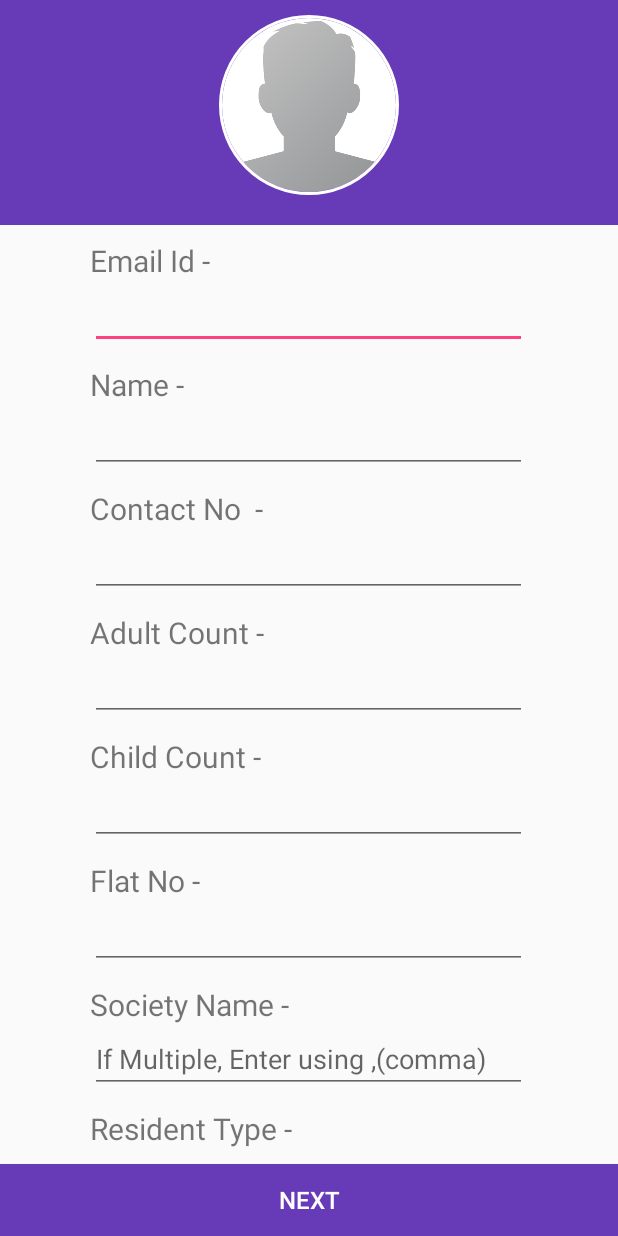
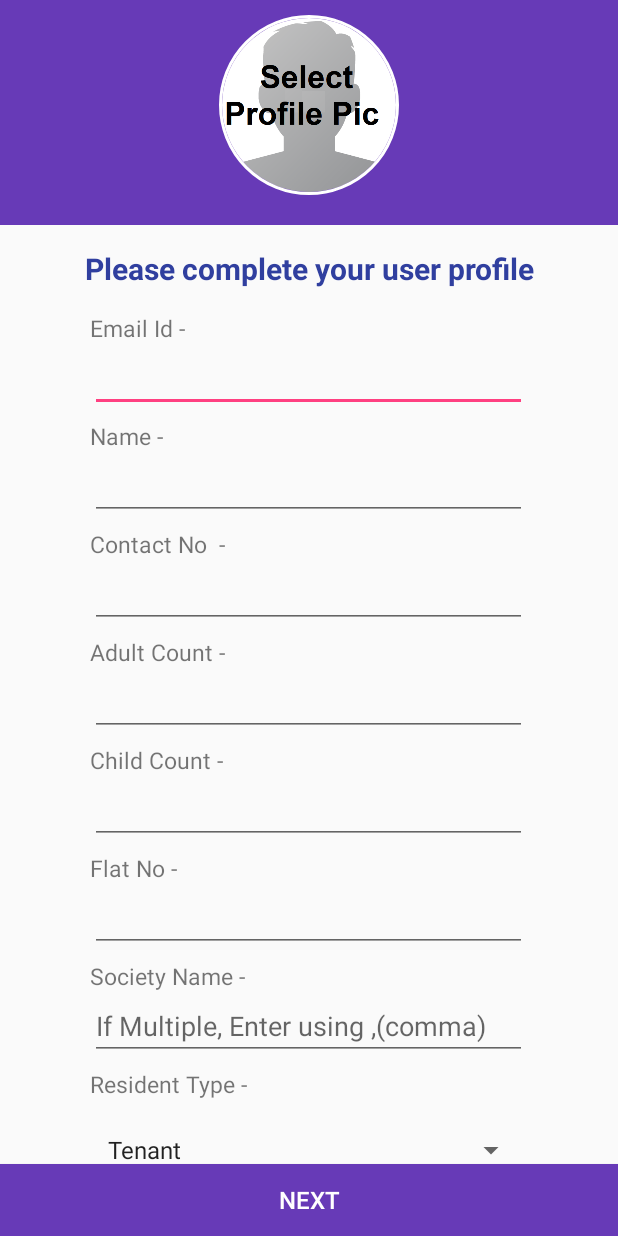
Before and after one commit to Praveen101997/ResidentialWelfareAssociationApp, an Android app: the UserDetailEntry screen opened directly, with no data from a screen before it, on a phone screen of 412 x 824 dp. Run offline under Robolectric (Android 15) with nearby library versions, the phone set to English and light mode, and no system bars; our stand-ins replace CircleImageView, Firebase (no records; nobody signed in at launch, a user with empty details on screens opened directly), Picasso; libraries missing offline, so code that uses them is left out: com.yalantis.ucrop.

Commit message:
Stage0.7 Completed

```diff
--- a/app/src/main/java/com/vegabond/residentialwelfareassociation/registerandlogin/UserDetailEntry.java
+++ b/app/src/main/java/com/vegabond/residentialwelfareassociation/registerandlogin/UserDetailEntry.java
@@ -11,6 +11,7 @@ import android.graphics.BitmapFactory;
 import android.net.Uri;
 import android.os.Bundle;
 import android.os.FileUtils;
+import android.util.Log;
 import android.view.View;
 import android.view.inputmethod.InputMethodManager;
 import android.widget.AdapterView;
@@ -23,10 +24,16 @@ import android.widget.Spinner;
 import android.widget.TextView;
 import android.widget.Toast;
 
+import com.google.android.gms.auth.api.signin.GoogleSignInAccount;
 import com.google.android.gms.tasks.Continuation;
 import com.google.android.gms.tasks.OnCompleteListener;
 import com.google.android.gms.tasks.Task;
+import com.google.firebase.auth.FirebaseAuth;
+import com.google.firebase.auth.FirebaseUser;
+import com.google.firebase.database.DatabaseReference;
+import com.google.firebase.database.FirebaseDatabase;
 import com.squareup.picasso.Picasso;
+import com.vegabond.residentialwelfareassociation.MainActivity;
 import com.vegabond.residentialwelfareassociation.R;
 import com.yalantis.ucrop.UCrop;
 
@@ -54,6 +61,10 @@ public class UserDetailEntry extends AppCompatActivity {
 
     ArrayList<String> listResidence=new ArrayList<String>();
     ArrayList<String> listSociety=new ArrayList<String>();
+
+    private FirebaseAuth firebaseAuth;
+    private FirebaseUser user;
+    private String email;
 
     @Override
     protected void onCreate(Bundle savedInstanceState) {
@@ -98,11 +109,57 @@ public class UserDetailEntry extends AppCompatActivity {
         addToSpinner();
         adapterSociety();
 
+
+        firebaseAuth = FirebaseAuth.getInstance();
+        user = firebaseAuth.getCurrentUser();
+        final GoogleSignInAccount googleSignInAccount = getIntent().getParcelableExtra("userGoogle");
+
+        if (user == null) {
+            email = googleSignInAccount.getEmail();
+        } else {
+            email = user.getEmail();
+        }
+
+        ATemailid.setText(email);
+
+        button.setOnClickListener(new View.OnClickListener() {
+            @Override
+            public void onClick(View view) {
+                if (user != null) {
+                    DatabaseReference UserRef = FirebaseDatabase.getInstance().getReference().child("Users").child(user.getUid()).child("regComplete");
+                    UserRef.setValue(true);
+                } else {
+                    DatabaseReference UserRef = FirebaseDatabase.getInstance().getReference().child("Users").child(googleSignInAccount.getEmail().replace(".", "")).child("regComplete");
+                    UserRef.setValue(true);
+                }
+
+
+                String emailid = ATemailid.getText().toString();
+                String name = ATname.getText().toString();
+                String contactno = ATcontact.getText().toString();
+                String adultno = ATadult.getText().toString();
+                String childno = ATchild.getText().toString();
+                String flatno = ATflatno.getText().toString();
+                String ownername = ATownername.getText().toString();
+                int residencetypePos = ATresidenceType.getSelectedItemPosition();
+                String residencetype = listResidence.get(residencetypePos);
+                String societyname = ATsocietyName.getText().toString();
+
+                Log.d("Register", "Email :" + emailid + "\nName :" + name + "\nContact No" + contactno + "\nAdult No :" + adultno + "\nChild No :" + childno + "\nFlat No" + flatno + "\nOwner Name :" + ownername + "\nResidence Type :" + residencetype + "\nSocietyName :" + societyname);
+
+                Toast.makeText(getApplicationContext(), "Email :" + emailid + "\nName :" + name + "\nContact No" + contactno + "\nAdult No :" + adultno + "\nChild No :" + childno + "\nFlat No" + flatno + "\nOwner Name :" + ownername + "\nResidence Type :" + residencetype + "\nSocietyName :" + societyname, Toast.LENGTH_LONG).show();
+
+                startActivity(new Intent(UserDetailEntry.this, MainActivity.class));
+
+
+            }
+        });
+
     }
 
     public void addResidenceAndSociety(){
+        listResidence.add("Tenant");
         listResidence.add("Owner");
-        listResidence.add("Tenant");
 
         listSociety.add("Society1");
         listSociety.add("Society2");
@@ -163,6 +220,7 @@ public class UserDetailEntry extends AppCompatActivity {
         ATsocietyName.setThreshold(2);
         ATownername = findViewById(R.id.up_OwnerName);
         LLOwner = findViewById(R.id.LLOwnerName);
+        button = findViewById(R.id.nextButton);
     }
 
 
--- a/app/src/main/res/layout/activity_user_detail_entry.xml
+++ b/app/src/main/res/layout/activity_user_detail_entry.xml
@@ -35,36 +35,37 @@
     <ScrollView
         android:layout_width="match_parent"
         android:layout_height="wrap_content"
+
         app:layout_constraintTop_toBottomOf="@+id/userPannel"
         >
 
     <LinearLayout
         android:layout_gravity="center"
         android:layout_width="match_parent"
-        android:layout_height="match_parent"
+        android:layout_height="wrap_content"
         android:orientation="vertical"
         app:layout_constraintTop_toBottomOf="@+id/userPannel"
         >
 
-        <!--<TextView-->
-            <!--android:layout_marginTop="20dp"-->
-            <!--android:layout_width="wrap_content"-->
-            <!--android:layout_height="wrap_content"-->
-            <!--android:layout_gravity="center"-->
-            <!--android:fontFamily="sans-serif"-->
-            <!--android:gravity="center"-->
-            <!--android:padding="10dp"-->
-            <!--android:textStyle="bold"-->
-            <!--android:textColor="@color/colorPrimaryDark"-->
-            <!--android:text="Please complete your user profile"-->
-            <!--android:textSize="30dp" />-->
+        <TextView
+            android:layout_width="wrap_content"
+            android:layout_height="wrap_content"
+            android:layout_gravity="center"
+            android:layout_marginTop="5dp"
+            android:fontFamily="sans-serif"
+            android:gravity="center"
+            android:padding="10dp"
+            android:text="Please complete your user profile"
+            android:textColor="@color/colorPrimaryDark"
+            android:textSize="20sp"
+            android:textStyle="bold" />
 
 
         <LinearLayout
             android:layout_width="291dp"
             android:layout_height="wrap_content"
             android:layout_marginLeft="50dp"
-            android:layout_marginTop="10dp"
+            android:layout_marginTop="5dp"
             android:layout_marginRight="50dp"
             android:layout_gravity="center"
             android:orientation="vertical">
@@ -73,7 +74,7 @@
                 android:layout_width="wrap_content"
                 android:layout_height="wrap_content"
                 android:text="Email Id - "
-                android:textSize="20dp" />
+                android:textSize="15dp" />
 
             <AutoCompleteTextView
                 android:id="@+id/up_Email"
@@ -86,7 +87,7 @@
             android:layout_width="291dp"
             android:layout_height="wrap_content"
             android:layout_marginLeft="50dp"
-            android:layout_marginTop="10dp"
+            android:layout_marginTop="5dp"
             android:layout_marginRight="50dp"
             android:layout_gravity="center"
             android:orientation="vertical">
@@ -95,7 +96,7 @@
                 android:layout_width="wrap_content"
                 android:layout_height="wrap_content"
                 android:text="Name - "
-                android:textSize="20dp" />
+                android:textSize="15dp" />
 
             <AutoCompleteTextView
             android:id="@+id/up_Name"
@@ -109,7 +110,7 @@
             android:layout_width="291dp"
             android:layout_height="wrap_content"
             android:layout_marginLeft="50dp"
-            android:layout_marginTop="10dp"
+            android:layout_marginTop="5dp"
             android:layout_marginRight="50dp"
             android:layout_gravity="center"
             android:orientation="vertical">
@@ -118,7 +119,7 @@
                 android:layout_width="wrap_content"
                 android:layout_height="wrap_content"
                 android:text="Contact No  - "
-                android:textSize="20dp" />
+                android:textSize="15dp" />
 
             <AutoCompleteTextView
                 android:id="@+id/up_MobileNo"
@@ -133,7 +134,7 @@
             android:layout_width="291dp"
             android:layout_height="wrap_content"
             android:layout_marginLeft="50dp"
-            android:layout_marginTop="10dp"
+            android:layout_marginTop="5dp"
             android:layout_marginRight="50dp"
             android:layout_gravity="center"
             android:orientation="vertical">
@@ -142,7 +143,7 @@
                 android:layout_width="wrap_content"
                 android:layout_height="wrap_content"
                 android:text="Adult Count - "
-                android:textSize="20dp" />
+                android:textSize="15dp" />
 
             <AutoCompleteTextView
                 android:id="@+id/up_AdultCount"
@@ -157,7 +158,7 @@
             android:layout_width="291dp"
             android:layout_height="wrap_content"
             android:layout_marginLeft="50dp"
-            android:layout_marginTop="10dp"
+            android:layout_marginTop="5dp"
             android:layout_marginRight="50dp"
             android:layout_gravity="center"
             android:orientation="vertical">
@@ -166,7 +167,7 @@
                 android:layout_width="wrap_content"
                 android:layout_height="wrap_content"
                 android:text="Child Count - "
-                android:textSize="20dp" />
+                android:textSize="15dp" />
 
             <AutoCompleteTextView
                 android:id="@+id/up_ChildCount"
@@ -181,7 +182,7 @@
             android:layout_width="291dp"
             android:layout_height="wrap_content"
             android:layout_marginLeft="50dp"
-            android:layout_marginTop="10dp"
+            android:layout_marginTop="5dp"
             android:layout_marginRight="50dp"
             android:layout_gravity="center"
             android:orientation="vertical">
@@ -190,7 +191,7 @@
                 android:layout_width="wrap_content"
                 android:layout_height="wrap_content"
                 android:text="Flat No - "
-                android:textSize="20dp" />
+                android:textSize="15dp" />
 
             <AutoCompleteTextView
                 android:id="@+id/up_FlatNo"
@@ -204,7 +205,7 @@
             android:layout_width="291dp"
             android:layout_height="wrap_content"
             android:layout_marginLeft="50dp"
-            android:layout_marginTop="10dp"
+            android:layout_marginTop="5dp"
             android:layout_marginRight="50dp"
             android:layout_gravity="center"
             android:orientation="vertical">
@@ -213,7 +214,7 @@
                 android:layout_width="wrap_content"
                 android:layout_height="wrap_content"
                 android:text="Society Name - "
-                android:textSize="20dp" />
+                android:textSize="15dp" />
 
             <MultiAutoCompleteTextView
                 android:id="@+id/up_SocietyName"
@@ -230,7 +231,7 @@
             android:layout_width="291dp"
             android:layout_height="wrap_content"
             android:layout_marginLeft="50dp"
-            android:layout_marginTop="10dp"
+            android:layout_marginTop="5dp"
             android:layout_marginRight="50dp"
             android:layout_gravity="center"
             android:orientation="vertical">
@@ -239,7 +240,7 @@
                 android:layout_width="wrap_content"
                 android:layout_height="wrap_content"
                 android:text="Resident Type - "
-                android:textSize="20dp" />
+                android:textSize="15dp" />
 
             <Spinner
                 style="@style/Widget.AppCompat.Spinner.Underlined"
@@ -255,25 +256,33 @@
             android:layout_width="291dp"
             android:layout_height="wrap_content"
             android:layout_marginLeft="50dp"
-            android:layout_marginTop="10dp"
+            android:layout_marginTop="5dp"
             android:layout_marginRight="50dp"
             android:layout_gravity="center"
             android:orientation="vertical"
-            android:visibility="invisible">
+            android:visibility="visible">
 
             <TextView
                 android:layout_width="wrap_content"
                 android:layout_height="wrap_content"
                 android:text="Owner Name - "
-                android:textSize="20dp" />
+                android:textSize="15dp" />
 
             <AutoCompleteTextView
                 android:id="@+id/up_OwnerName"
                 android:layout_width="match_parent"
                 android:layout_height="wrap_content"
+                android:text=""
                 android:maxLines="1" />
         </LinearLayout>
 
+        <!--<LinearLayout-->
+        <!--android:layout_width="match_parent"-->
+        <!--android:layout_height="wrap_content">-->
+        <!--<View-->
+        <!--android:layout_width="match_parent"-->
+        <!--android:layout_height="250dp"/>-->
+        <!--</LinearLayout>-->
 
 
 
```
Also changed, not shown: app/src/main/java/com/vegabond/residentialwelfareassociation/MainActivity.java (+63 -0 lines), app/src/main/java/com/vegabond/residentialwelfareassociation/registerandlogin/LoginActivity.java (+39 -2 lines), app/src/main/java/com/vegabond/residentialwelfareassociation/registerandlogin/RegistrationActivity.java (+10 -6 lines), app/src/main/java/com/vegabond/residentialwelfareassociation/registerandlogin/UserProfile.java (+11 -1 lines), app/src/main/res/drawable/profile_image.png.
